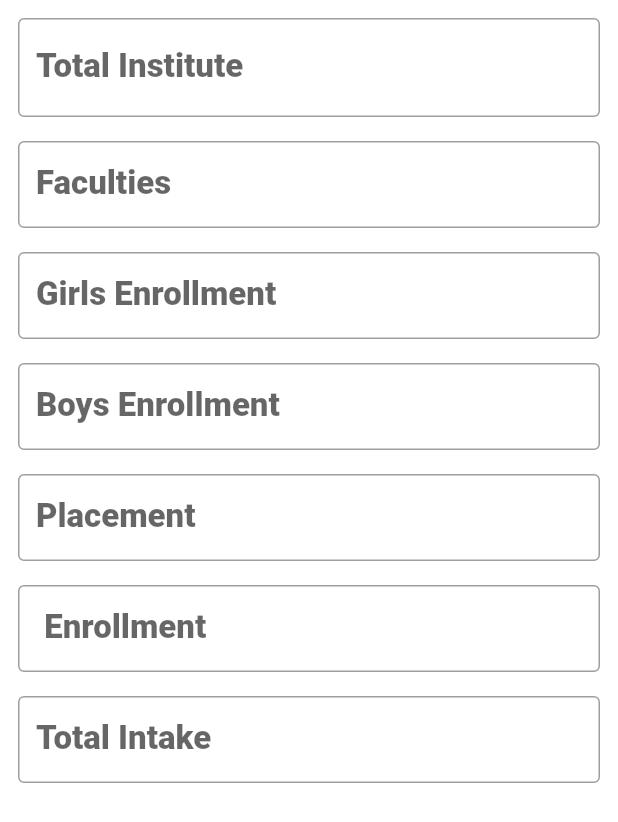
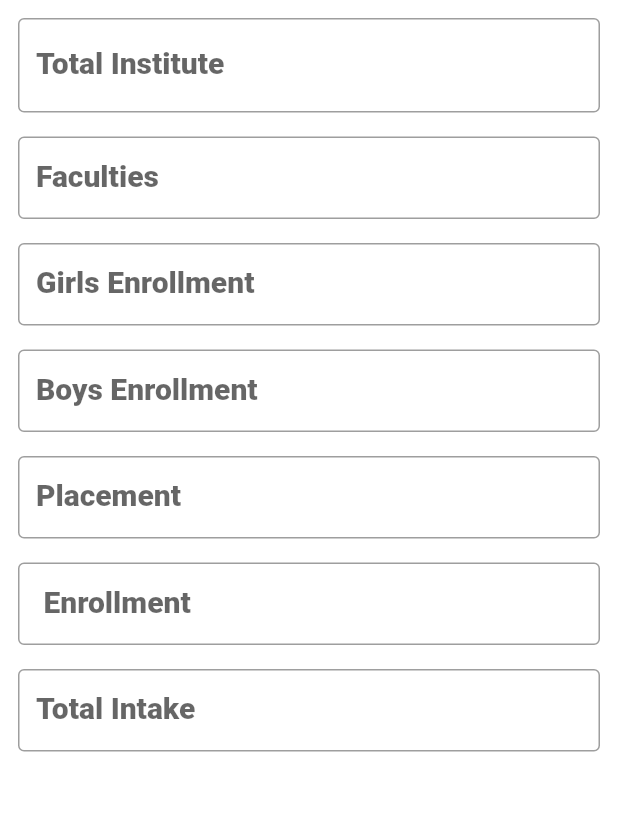
Before and after one commit to PiyushKarmhe/sihapp, a Flutter app: the HomeScreen screen opened directly, on a phone screen of 412 x 824 dp. Shown: the top 822 px of the screen. Run offline on Flutter 3.47's test engine with Material 2 defaults, Android fonts, the phone set to English and light mode, and no system bars; our stand-ins replace custom_radio_grouped_button, fl_chart, flutter_svg, get, toggle_switch.

```diff
--- a/lib/config/theme.dart
+++ b/lib/config/theme.dart
@@ -39,12 +39,12 @@ class AppTheme {
         ),
         titleMedium: TextStyle(
           color: Colors.white,
-          fontSize: 22,
+          fontSize: 20,
           fontWeight: FontWeight.w900,
         ),
         titleLarge: TextStyle(
           color: Colors.white,
-          fontSize: 31,
+          fontSize: 28,
           fontWeight: FontWeight.w900,
         )),
   );
@@ -84,12 +84,12 @@ class AppTheme {
         ),
         titleMedium: TextStyle(
           color: AppColor.white,
-          fontSize: 22,
+          fontSize: 20,
           fontWeight: FontWeight.w900,
         ),
         titleLarge: TextStyle(
           color: Colors.white,
-          fontSize: 31,
+          fontSize: 28,
           fontWeight: FontWeight.w900,
         )),
   );
```
Also changed, not shown: lib/view/detail_graph_page.dart (added, +14 -0 lines), lib/view/main_activity.dart (+36 -7 lines), lib/view/widgets/primary_card.dart (+6 -10 lines).
